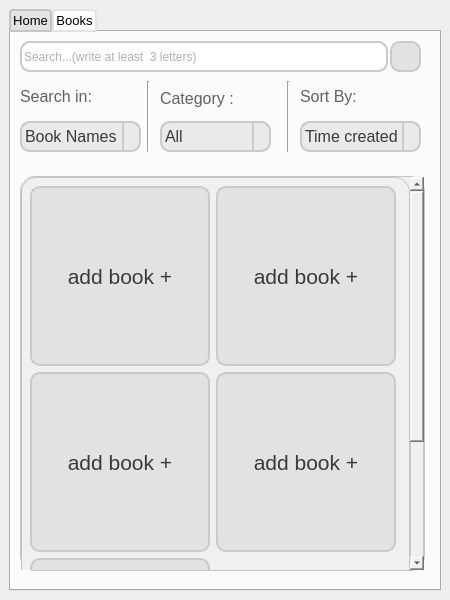
Qt form main.ui (HoseinMortezaei/yourLibrary) before a commit.
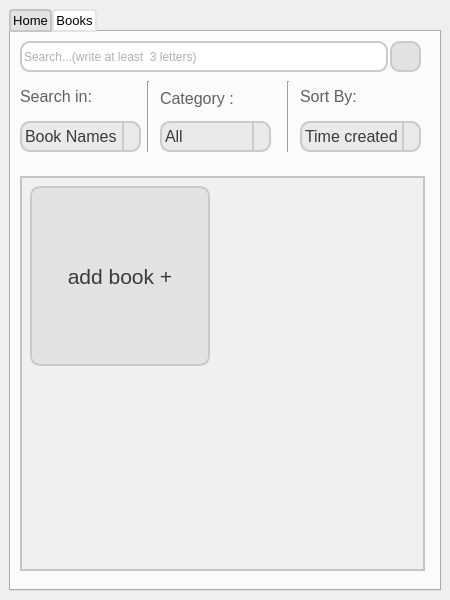
The same form after that commit. The open tabs and pages were chosen to show the change. Icons and pictures are not drawn.

What changed in the file:
```diff
--- a/main.ui
+++ b/main.ui
@@ -30,7 +30,28 @@
     <normaloff>icon.png</normaloff>icon.png</iconset>
   </property>
   <property name="styleSheet">
-   <string notr="true"/>
+   <string notr="true">QScrollBar:vertical {
+    width: 17px;
+}
+QScrollBar::handle:vertical{
+	background-color: rgb(226, 226, 226);
+border-radius:5px;
+border:1px solid  rgb(202,202,202);
+}
+QScrollBar::add-line:vertical {
+border-width:3px;
+border-style:colid;
+border-color:green;
+	background-color: rgb(202, 202, 202);
+
+}
+QScrollBar::sub-line:vertical {
+border-width:3px;
+border-style:colid;
+border-color:green;
+	background-color: rgb(202, 202, 202);
+
+}</string>
   </property>
   <widget class="QWidget" name="centralwidget">
    <layout class="QVBoxLayout" name="verticalLayout">
@@ -457,7 +478,7 @@
            <property name="styleSheet">
             <string notr="true">QWidget{
 	background-color: rgb(240, 240, 240);
-border-radius:15px;
+
 border-style:solid;
 border-width:1px;
 border-color:rgb(197, 197, 197);
@@ -518,8 +539,8 @@
              <rect>
               <x>0</x>
               <y>0</y>
-              <width>386</width>
-              <height>570</height>
+              <width>403</width>
+              <height>393</height>
              </rect>
             </property>
             <layout class="QFormLayout" name="formLayout">
@@ -552,122 +573,6 @@
                </property>
               </widget>
              </item>
-             <item row="0" column="1">
-              <widget class="QPushButton" name="addbook_2">
-               <property name="minimumSize">
-                <size>
-                 <width>180</width>
-                 <height>180</height>
-                </size>
-               </property>
-               <property name="maximumSize">
-                <size>
-                 <width>180</width>
-                 <height>180</height>
-                </size>
-               </property>
-               <property name="font">
-                <font>
-                 <pointsize>16</pointsize>
-                 <weight>50</weight>
-                 <italic>false</italic>
-                 <bold>false</bold>
-                 <strikeout>false</strikeout>
-                 <kerning>true</kerning>
-                </font>
-               </property>
-               <property name="text">
-                <string>add book +</string>
-               </property>
-              </widget>
-             </item>
-             <item row="1" column="0">
-              <widget class="QPushButton" name="addbook_3">
-               <property name="minimumSize">
-                <size>
-                 <width>180</width>
-                 <height>180</height>
-                </size>
-               </property>
-               <property name="maximumSize">
-                <size>
-                 <width>180</width>
-                 <height>180</height>
-                </size>
-               </property>
-               <property name="font">
-                <font>
-                 <pointsize>16</pointsize>
-                 <weight>50</weight>
-                 <italic>false</italic>
-                 <bold>false</bold>
-                 <strikeout>false</strikeout>
-                 <kerning>true</kerning>
-                </font>
-               </property>
-               <property name="text">
-                <string>add book +</string>
-               </property>
-              </widget>
-             </item>
-             <item row="1" column="1">
-              <widget class="QPushButton" name="addbook_4">
-               <property name="minimumSize">
-                <size>
-                 <width>180</width>
-                 <height>180</height>
-                </size>
-               </property>
-               <property name="maximumSize">
-                <size>
-                 <width>180</width>
-                 <height>180</height>
-                </size>
-               </property>
-               <property name="font">
-                <font>
-                 <pointsize>16</pointsize>
-                 <weight>50</weight>
-                 <italic>false</italic>
-                 <bold>false</bold>
-                 <strikeout>false</strikeout>
-                 <kerning>true</kerning>
-                </font>
-               </property>
-               <property name="text">
-                <string>add book +</string>
-               </property>
-              </widget>
-             </item>
-             <item row="2" column="0">
-              <widget class="QPushButton" name="addbook_5">
-               <property name="minimumSize">
-                <size>
-                 <width>180</width>
-                 <height>180</height>
-                </size>
-               </property>
-               <property name="maximumSize">
-                <size>
-                 <width>180</width>
-                 <height>180</height>
-                </size>
-               </property>
-               <property name="font">
-                <font>
-                 <pointsize>16</pointsize>
-                 <weight>50</weight>
-                 <italic>false</italic>
-                 <bold>false</bold>
-                 <strikeout>false</strikeout>
-                 <kerning>true</kerning>
-                </font>
-               </property>
-               <property name="text">
-                <string>add book +</string>
-               </property>
-              </widget>
-             </item>
             </layout>
            </widget>
           </widget>
```
Left out of the diff: 2 changed lines with no effect on the pictures.
